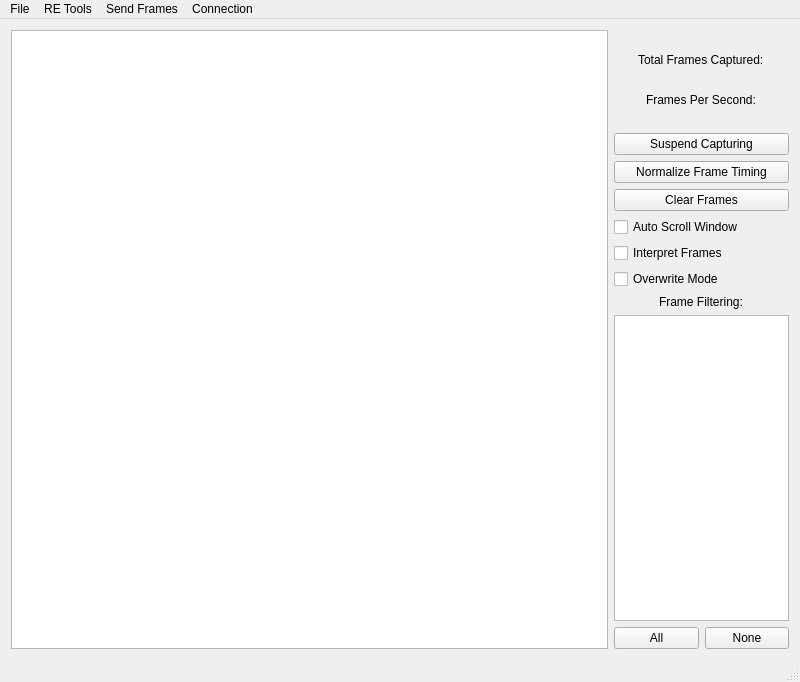
The window that ui/mainwindow.ui (collin80/SavvyCAN) describes before a commit, drawn with Qt 5.
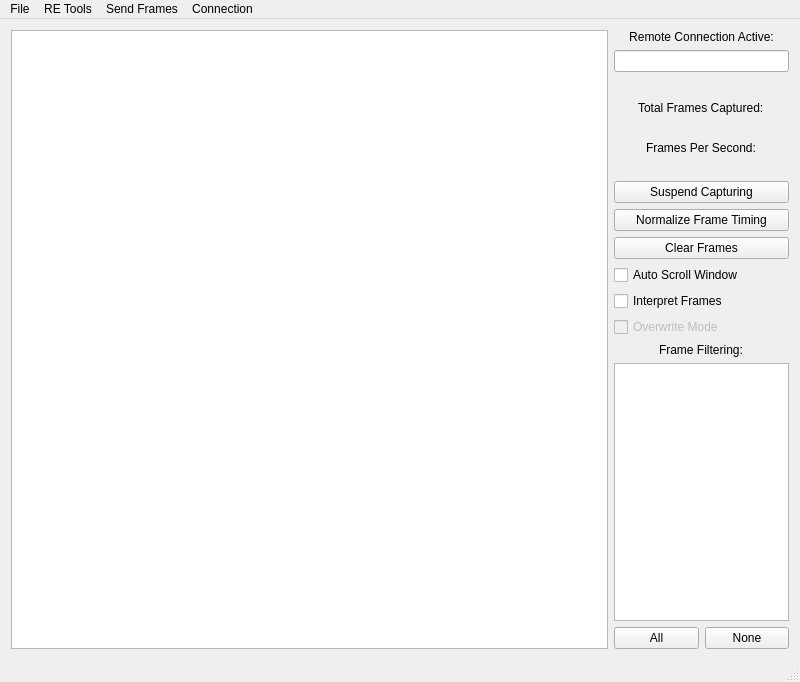
The same window after the commit.

What changed in the file:
```diff
--- a/ui/mainwindow.ui
+++ b/ui/mainwindow.ui
@@ -26,7 +26,7 @@
    <string>SavvyCAN</string>
   </property>
   <widget class="QWidget" name="centralWidget">
-   <layout class="QHBoxLayout" name="horizontalLayout">
+   <layout class="QHBoxLayout" name="horizontalLayout" stretch="1,0">
     <item>
      <widget class="QTableView" name="canFramesView">
       <property name="font">
@@ -49,6 +49,47 @@
     </item>
     <item>
      <layout class="QVBoxLayout" name="verticalLayout">
+      <item>
+       <widget class="QLabel" name="lblRemoteConn">
+        <property name="enabled">
+         <bool>true</bool>
+        </property>
+        <property name="text">
+         <string>Remote Connection Active:</string>
+        </property>
+        <property name="alignment">
+         <set>Qt::AlignCenter</set>
+        </property>
+       </widget>
+      </item>
+      <item>
+       <widget class="QLineEdit" name="lineRemoteKey">
+        <property name="enabled">
+         <bool>true</bool>
+        </property>
+        <property name="maximumSize">
+         <size>
+          <width>1000</width>
+          <height>50</height>
+         </size>
+        </property>
+        <property name="baseSize">
+         <size>
+          <width>150</width>
+          <height>50</height>
+         </size>
+        </property>
+        <property name="maxLength">
+         <number>8</number>
+        </property>
+        <property name="alignment">
+         <set>Qt::AlignLeading|Qt::AlignLeft|Qt::AlignVCenter</set>
+        </property>
+        <property name="readOnly">
+         <bool>true</bool>
+        </property>
+       </widget>
+      </item>
       <item>
        <widget class="QLabel" name="lblContMsg">
         <property name="font">
@@ -159,6 +200,9 @@
       </item>
       <item>
        <widget class="QCheckBox" name="cbOverwrite">
+        <property name="enabled">
+         <bool>false</bool>
+        </property>
         <property name="text">
          <string>Overwrite Mode</string>
         </property>
```
